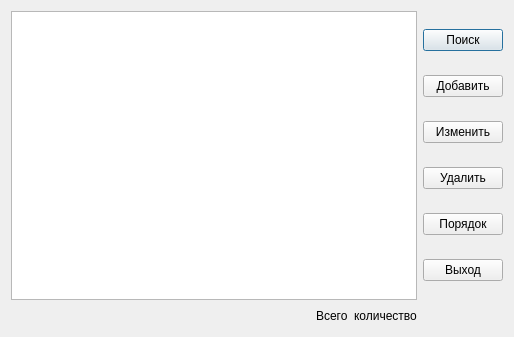
Qt form addgroup.ui (VladOk3333/market) before a commit.
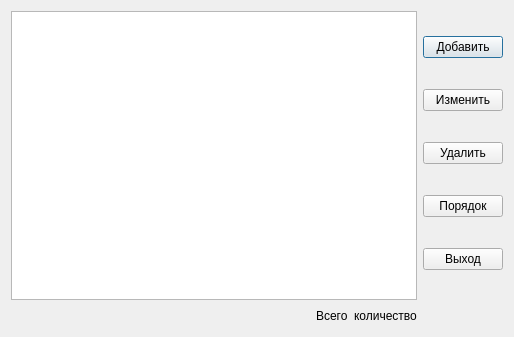
The same form after that commit.

```diff
--- a/addgroup.ui
+++ b/addgroup.ui
@@ -16,13 +16,6 @@
   <layout class="QGridLayout" name="gridLayout">
    <item row="0" column="1">
     <layout class="QVBoxLayout" name="verticalLayout">
-     <item>
-      <widget class="QPushButton" name="addGroupsFind">
-       <property name="text">
-        <string>Поиск</string>
-       </property>
-      </widget>
-     </item>
      <item>
       <widget class="QPushButton" name="addingGroupAdd">
        <property name="text">
```
Left out of the diff: 2 changed lines with no effect on the pictures.
